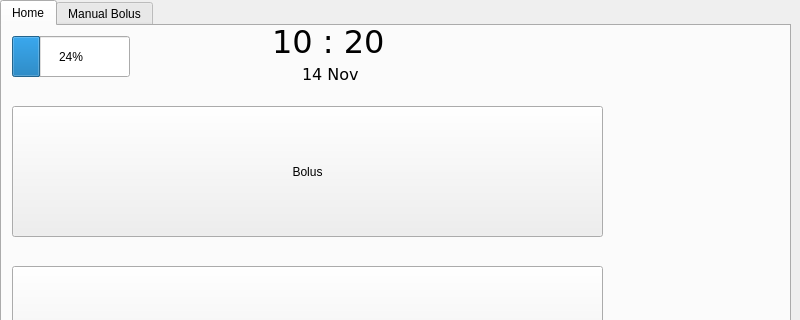
Before: the Qt Designer form tslimSim/mainwindow.ui in Chenguku/t-slim-Insulin-Pump, drawn with Qt 5; both pictures show x 0 to 800 and y 0 to 320 of the 800 by 600 pixel window.
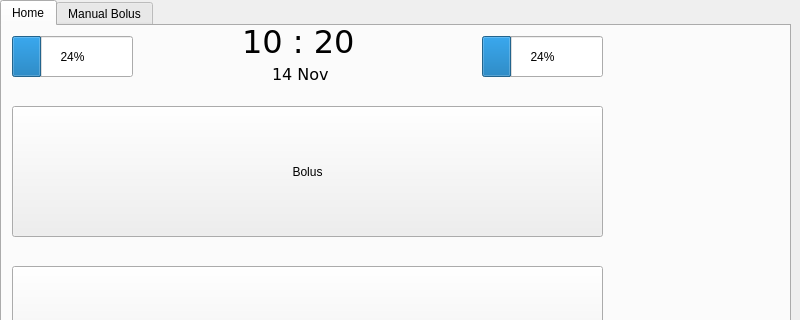
After: the same form once the commit is applied.

What changed in the file:
```diff
--- a/tslimSim/mainwindow.ui
+++ b/tslimSim/mainwindow.ui
@@ -91,7 +91,7 @@
        <rect>
         <x>10</x>
         <y>10</y>
-        <width>118</width>
+        <width>121</width>
         <height>41</height>
        </rect>
       </property>
@@ -239,7 +239,7 @@
      <widget class="QLabel" name="time">
       <property name="geometry">
        <rect>
-        <x>270</x>
+        <x>240</x>
         <y>0</y>
         <width>111</width>
         <height>31</height>
@@ -260,7 +260,7 @@
      <widget class="QLabel" name="date">
       <property name="geometry">
        <rect>
-        <x>300</x>
+        <x>270</x>
         <y>40</y>
         <width>81</width>
         <height>17</height>
@@ -278,6 +278,19 @@
        <string>14 Nov</string>
       </property>
      </widget>
+     <widget class="QProgressBar" name="progressBar">
+      <property name="geometry">
+       <rect>
+        <x>480</x>
+        <y>10</y>
+        <width>121</width>
+        <height>41</height>
+       </rect>
+      </property>
+      <property name="value">
+       <number>24</number>
+      </property>
+     </widget>
     </widget>
     <widget class="QWidget" name="manualBolus">
      <property name="enabled">
```
Left out of the diff: 4 changed lines with no effect on the pictures.
